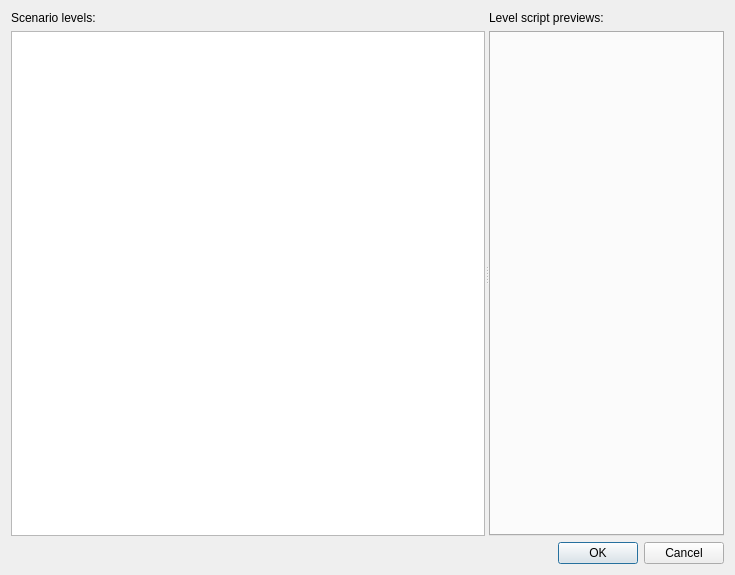
janos-ijgyarto/HuxQt, file HuxQt/src/forms/ExportScenarioDialog.ui: the form before one commit.
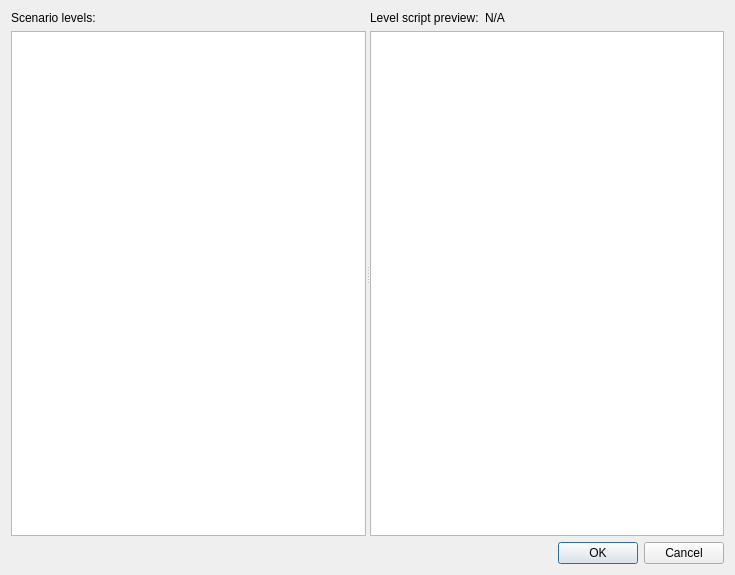
The form after the commit.

Commit message: Bugfixes and QoL improvements: - Changes to terminal teleport info are now correctly saved - Fixed center alignment setting for PICT screens - Saving the scenario under a new name updates its name in the UI - Modified screen editor to change controls appropriately based on screen type - Users can now edit the PICT ID directly, or by browsing in the PICT cache - Simplified the UI for the export dialog - Updated the readme file, rearranged some of the content for better guidance - Misc. fixes & refactoring

The edit to the form file:
```diff
--- a/HuxQt/src/forms/ExportScenarioDialog.ui
+++ b/HuxQt/src/forms/ExportScenarioDialog.ui
@@ -36,14 +36,35 @@
      <widget class="QWidget" name="verticalLayoutWidget">
       <layout class="QVBoxLayout" name="preview_tabs_vbox">
        <item>
+        <layout class="QHBoxLayout" name="preview_label_hbox">
+         <item>
         <widget class="QLabel" name="script_preview_label">
+           <property name="sizePolicy">
+            <sizepolicy hsizetype="Maximum" vsizetype="Preferred">
+             <horstretch>0</horstretch>
+             <verstretch>0</verstretch>
+            </sizepolicy>
+           </property>
          <property name="text">
-          <string>Level script previews:</string>
+            <string>Level script preview:</string>
          </property>
         </widget>
        </item>
        <item>
-        <widget class="QTabWidget" name="script_preview_tabs"/>
+          <widget class="QLabel" name="script_name_label">
+           <property name="text">
+            <string>N/A</string>
+           </property>
+          </widget>
+         </item>
+        </layout>
+       </item>
+       <item>
+        <widget class="QPlainTextEdit" name="script_preview">
+         <property name="readOnly">
+          <bool>true</bool>
+         </property>
+        </widget>
        </item>
       </layout>
      </widget>
```
Lines whose indentation alone changed are shown as unchanged. The commit also changes 13 other files.
